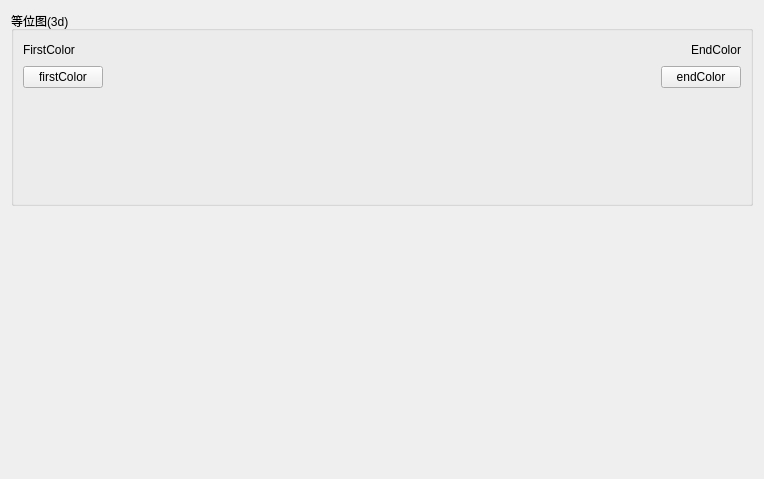
Qt form src/DataVisualization/3D/Contour3dConfigWidget.ui (BeQuiet1228/FreeCAD) before a commit.
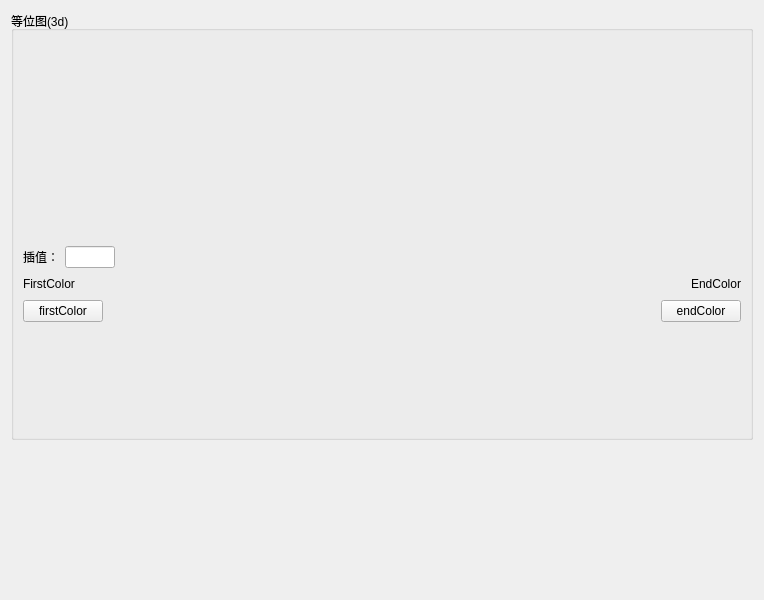
The same form after that commit.

Patch:
```diff
--- a/src/DataVisualization/3D/Contour3dConfigWidget.ui
+++ b/src/DataVisualization/3D/Contour3dConfigWidget.ui
@@ -7,7 +7,7 @@
     <x>0</x>
     <y>0</y>
     <width>764</width>
-    <height>479</height>
+    <height>600</height>
    </rect>
   </property>
   <property name="windowTitle">
@@ -20,38 +20,7 @@
       <string>等位图(3d)</string>
      </property>
      <layout class="QGridLayout" name="gridLayout">
-      <item row="0" column="0">
-       <layout class="QHBoxLayout" name="horizontalLayout_2">
-        <item>
-         <widget class="QLabel" name="label">
-          <property name="text">
-           <string>FirstColor</string>
-          </property>
-         </widget>
-        </item>
-        <item>
-         <spacer name="horizontalSpacer_2">
-          <property name="orientation">
-           <enum>Qt::Horizontal</enum>
-          </property>
-          <property name="sizeHint" stdset="0">
-           <size>
-            <width>40</width>
-            <height>20</height>
-           </size>
-          </property>
-         </spacer>
-        </item>
-        <item>
-         <widget class="QLabel" name="label_2">
-          <property name="text">
-           <string>EndColor</string>
-          </property>
-         </widget>
-        </item>
-       </layout>
-      </item>
-      <item row="1" column="0">
+      <item row="3" column="0">
        <layout class="QHBoxLayout" name="horizontalLayout">
         <item>
          <widget class="QPushButton" name="firstColorBtn">
@@ -83,6 +52,77 @@
        </layout>
       </item>
       <item row="2" column="0">
+       <layout class="QHBoxLayout" name="horizontalLayout_2">
+        <item>
+         <widget class="QLabel" name="label">
+          <property name="text">
+           <string>FirstColor</string>
+          </property>
+         </widget>
+        </item>
+        <item>
+         <spacer name="horizontalSpacer_2">
+          <property name="orientation">
+           <enum>Qt::Horizontal</enum>
+          </property>
+          <property name="sizeHint" stdset="0">
+           <size>
+            <width>40</width>
+            <height>20</height>
+           </size>
+          </property>
+         </spacer>
+        </item>
+        <item>
+         <widget class="QLabel" name="label_2">
+          <property name="text">
+           <string>EndColor</string>
+          </property>
+         </widget>
+        </item>
+       </layout>
+      </item>
+      <item row="1" column="0">
+       <layout class="QHBoxLayout" name="horizontalLayout_3">
+        <item>
+         <widget class="QLabel" name="label_3">
+          <property name="text">
+           <string>插值：</string>
+          </property>
+         </widget>
+        </item>
+        <item>
+         <widget class="QLineEdit" name="lineEdit">
+          <property name="minimumSize">
+           <size>
+            <width>50</width>
+            <height>0</height>
+           </size>
+          </property>
+          <property name="maximumSize">
+           <size>
+            <width>50</width>
+            <height>16777215</height>
+           </size>
+          </property>
+         </widget>
+        </item>
+        <item>
+         <spacer name="horizontalSpacer_3">
+          <property name="orientation">
+           <enum>Qt::Horizontal</enum>
+          </property>
+          <property name="sizeHint" stdset="0">
+           <size>
+            <width>40</width>
+            <height>20</height>
+           </size>
+          </property>
+         </spacer>
+        </item>
+       </layout>
+      </item>
+      <item row="4" column="0">
        <widget class="QWidget" name="colorBar" native="true">
         <property name="minimumSize">
          <size>
@@ -98,6 +138,22 @@
         </property>
        </widget>
       </item>
+      <item row="0" column="0">
+       <widget class="QWidget" name="topWidget" native="true">
+        <property name="minimumSize">
+         <size>
+          <width>0</width>
+          <height>200</height>
+         </size>
+        </property>
+        <property name="maximumSize">
+         <size>
+          <width>16777215</width>
+          <height>200</height>
+         </size>
+        </property>
+       </widget>
+      </item>
      </layout>
     </widget>
    </item>
@@ -109,7 +165,7 @@
      <property name="sizeHint" stdset="0">
       <size>
        <width>20</width>
-       <height>142</height>
+       <height>148</height>
       </size>
      </property>
     </spacer>
```
